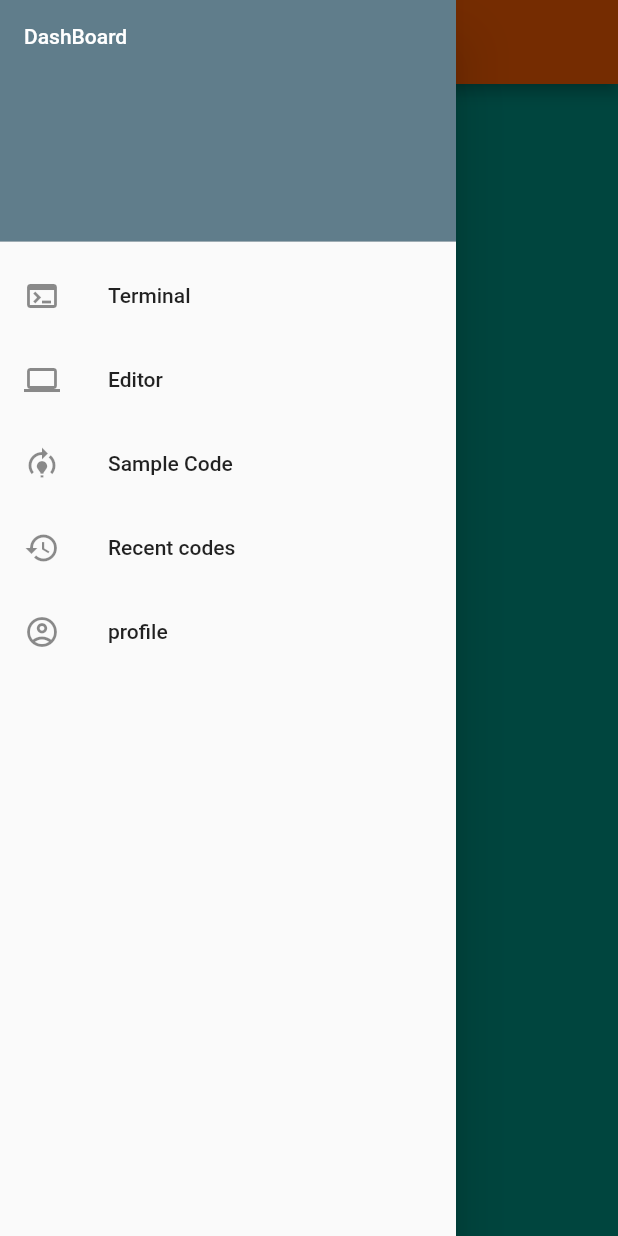
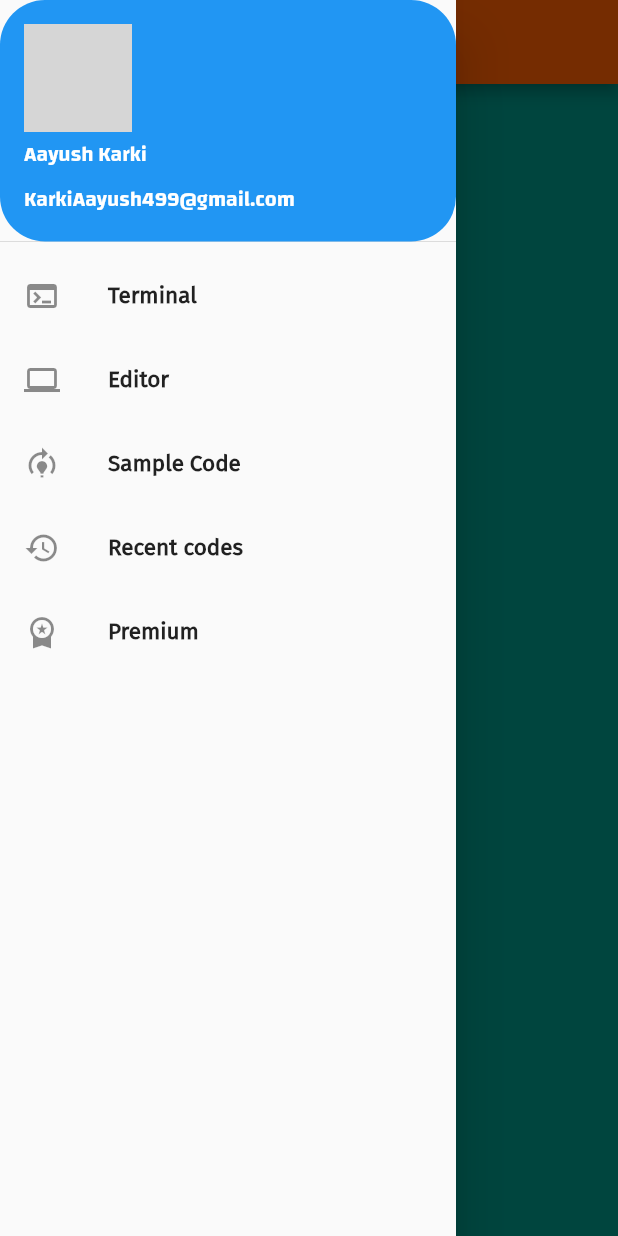
Before and after one commit to karkiayush/FlutterAppdev, a Flutter app: the screen it shows after launch, with the side drawer open, on a phone screen of 412 x 824 dp. Run offline on Flutter 3.47's test engine with Material 2 defaults, Android fonts, the phone set to English and light mode, and no system bars; network calls fail; grey boxes are pictures that could not be loaded.

Commit message:
further worked on the programming compiler app

```diff
--- a/lib/main.dart
+++ b/lib/main.dart
@@ -184,7 +184,9 @@ import 'package:flutter/material.dart';
 
 void main(List<String> args) {
   runApp(MaterialApp(
+    debugShowCheckedModeBanner: false,
     title: "Programming Compiler",
+    theme: ThemeData(fontFamily: 'Fira'),
     home: Homepage(),
   ));
 }
@@ -198,7 +200,14 @@ class Homepage extends StatelessWidget {
           backgroundColor: Color.fromARGB(255, 254, 95, 3),
           title: Text(
             "Programming Compiler",
-            style: TextStyle(color: Color.fromARGB(255, 248, 248, 30)),
+            style: TextStyle(
+                color: Color.fromARGB(
+                  255,
+                  248,
+                  248,
+                  30,
+                ),
+                fontFamily: 'Fira'),
           )),
       body: Container(
         color: Colors.teal,
@@ -209,34 +218,92 @@ class Homepage extends StatelessWidget {
           // padding: EdgeInsets.,
           // ignore: prefer_const_literals_to_create_immutables
           children: [
-            DrawerHeader(
-              // ignore: sort_child_properties_last
-              child: Text(
-                "DashBoard",
-                style: TextStyle(color: Colors.white),
+            // DrawerHeader(
+            //   // ignore: sort_child_properties_last
+            //   child: Text(
+            //     "DashBoard",
+            //     style: TextStyle(color: Colors.white, fontFamily: 'Fira'),
+            //   ),
+            //   decoration: BoxDecoration(color: Colors.blueGrey),
+            //   // padding: EdgeInsets.all(70),
+            // ),
+
+            UserAccountsDrawerHeader(
+              decoration: BoxDecoration(
+                  color: Colors.blue,
+                  borderRadius: BorderRadius.all(Radius.circular(30))),
+              accountName: Text(
+                "Aayush Karki",
+                style: TextStyle(fontFamily: 'bold1'),
               ),
-              decoration: BoxDecoration(color: Colors.blueGrey),
-              // padding: EdgeInsets.all(70),
+              accountEmail: Text(
+                "KarkiAayush499@gmail.com",
+                style: TextStyle(fontFamily: 'bold1'),
+              ),
+              currentAccountPicture: CircleAvatar(
+                backgroundImage: NetworkImage(
+                    "https://images.unsplash.com/photo-1551434678-e076c223a692?ixlib=rb-1.2.1&ixid=MnwxMjA3fDB8MHxwaG90by1wYWdlfHx8fGVufDB8fHx8&auto=format&fit=crop&w=1170&q=80"),
+              ),
             ),
-            ListTile(
-              leading: Icon(Icons.terminal),
-              title: Text("Terminal"),
+
+            Container(
+              child: ListTile(
+                leading: Icon(Icons.terminal),
+                title: Text(
+                  "Terminal",
+                  style: TextStyle(
+                    fontFamily: 'Fira',
+                    fontSize: 15,
+                    fontWeight: FontWeight.bold,
+                  ),
+                ),
+              ),
             ),
             ListTile(
               leading: Icon(Icons.laptop),
-              title: Text("Editor"),
+              title: Text(
+                "Editor",
+                style: TextStyle(
+                  fontFamily: 'Fira',
+                  fontSize: 15,
+                  fontWeight: FontWeight.bold,
+                ),
+              ),
             ),
             ListTile(
               leading: Icon(Icons.model_training),
-              title: Text("Sample Code "),
+              title: Text(
+                "Sample Code ",
+                style: TextStyle(
+                  fontFamily: 'Fira',
+                  fontSize: 15,
+                  fontWeight: FontWeight.bold,
+                ),
+              ),
             ),
             ListTile(
               leading: Icon(Icons.history),
-              title: Text("Recent codes"),
+              title: Text(
+                "Recent codes",
+                style: TextStyle(
+                  fontFamily: 'Fira',
+                  fontSize: 15,
+                  fontWeight: FontWeight.bold,
+                  // backgroundColor: Colors.blue
+                  // fontStyle: FontStyle.italic
+                ),
+              ),
             ),
             ListTile(
-              leading: Icon(Icons.account_circle_outlined),
-              title: Text("profile"),
+              leading: Icon(Icons.workspace_premium),
+              title: Text(
+                "Premium",
+                style: TextStyle(
+                  fontFamily: 'Fira',
+                  fontSize: 15,
+                  fontWeight: FontWeight.bold,
+                ),
+              ),
             ),
           ],
         ),
```
Also changed, not shown: pubspec.yaml (+5 -5 lines), fonts/Changa-ExtraLight.ttf (added), fonts/Changa-Light.ttf (added), fonts/Changa-Medium.ttf (added), fonts/Changa-Regular.ttf (added), fonts/Changa-SemiBold.ttf (added), fonts/LobsterTwo-Italic.ttf (added), fonts/Satisfy-Regular.ttf (added).
